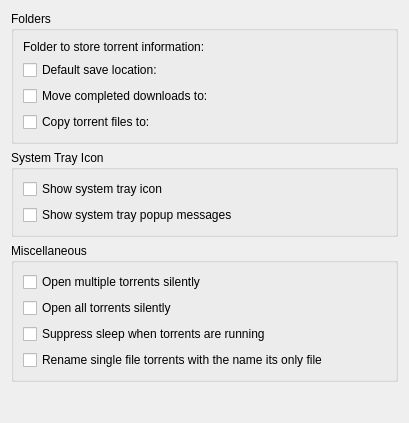
First picture: the form in ktorrent/pref/generalpref.ui, repository KDE/ktorrent, before the edit.
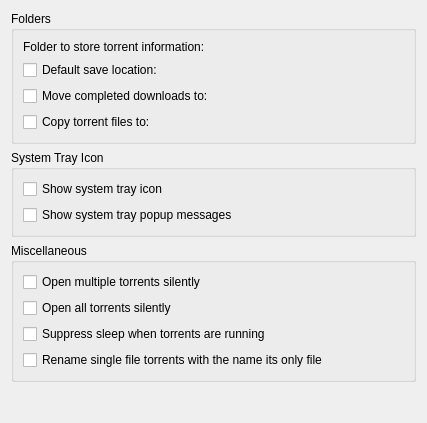
Second picture: the form after the edit. Custom widgets are drawn as their Qt base class.

Commit message: Rest of ui file changes to remove html tooltips

Patch:
```diff
--- a/ktorrent/pref/generalpref.ui
+++ b/ktorrent/pref/generalpref.ui
@@ -6,7 +6,7 @@
    <rect>
     <x>0</x>
     <y>0</y>
-    <width>409</width>
+    <width>427</width>
     <height>423</height>
    </rect>
   </property>
```
Left out of the diff: 25 changed lines with no effect on the pictures. The commit also changes 5 other files.
